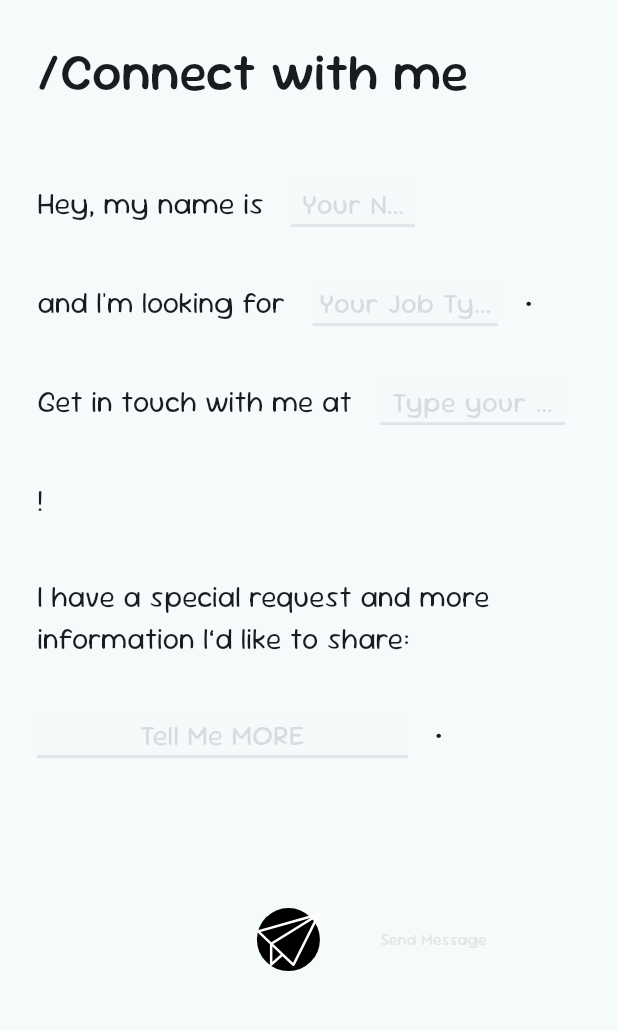
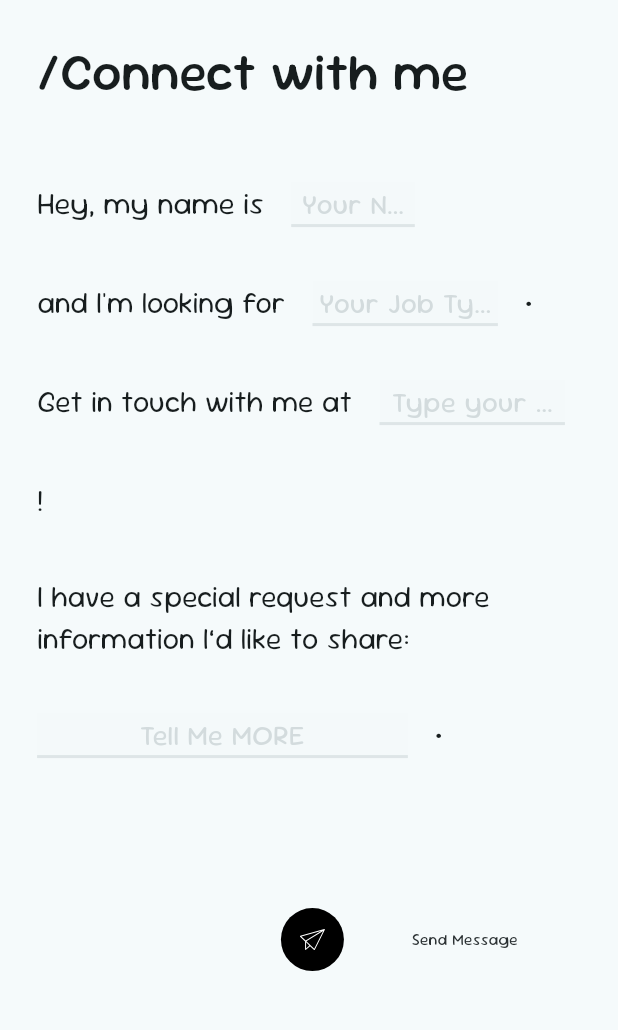
Before and after one commit to himanshu17113/me, a Flutter app: the Contact screen opened directly, on a phone screen of 412 x 824 dp, the part 95-1125 px from its top. Run offline on Flutter 3.47's test engine with Material 3 defaults, Android fonts, the phone set to English and light mode, and no system bars; our stand-ins replace vector_graphics, visibility_detector.

Commit message:
feat: Update animation duration and improve send button layout in Contact page

```diff
--- a/lib/main.dart
+++ b/lib/main.dart
@@ -3,6 +3,7 @@ import 'package:flutter/material.dart';
 import 'package:me/constants.dart';
 import 'package:me/presentaton/contact/contact.dart';
 import 'const.dart';
+import 'presentaton/home/pages/home.dart';
 
 void main() {
   runApp(const App());
@@ -64,13 +65,13 @@ class _AppState extends State<App> {
       ),
       highContrastDarkTheme: ThemeData.from(colorScheme: ColorScheme.highContrastDark(brightness: Brightness.dark), useMaterial3: true),
       highContrastTheme: ThemeData.from(colorScheme: ColorScheme.highContrastLight(brightness: Brightness.light), useMaterial3: true),
-        home: Contact()
-        //  Home(
-        //   useLightMode: useLightMode,
-        //   colorSelected: colorSelected,
-        //   handleBrightnessChange: handleBrightnessChange,
-        //   handleColorSelect: handleColorSelect,
-        // ),
+      home: //Contact()
+          Home(
+        useLightMode: useLightMode,
+        colorSelected: colorSelected,
+        handleBrightnessChange: handleBrightnessChange,
+        handleColorSelect: handleColorSelect,
+      ),
     );
   }
 }
--- a/lib/presentaton/contact/contact.dart
+++ b/lib/presentaton/contact/contact.dart
@@ -45,7 +45,7 @@ class _ContactState extends State<Contact> with TickerProviderStateMixin {
     });
     _animationController = AnimationController(
       vsync: this,
-      duration: Durations.extralong1,
+      duration: Durations.long2,
     );
     animation = CurvedAnimation(parent: _animationController, curve: Curves.easeIn);
     super.initState();
@@ -152,33 +152,46 @@ class _ContactState extends State<Contact> with TickerProviderStateMixin {
                       animation: animation,
                       builder: (BuildContext context, Widget? child) {
                         return SizedBox(
-                          width: 216,
+                          width: 200,
                           height: 42,
                           child: Stack(alignment: Alignment.centerLeft, children: [
                             Container(
                               width: 180 * animation.value + 42,
                               height: 42,
+                              padding: EdgeInsets.symmetric(vertical: 10),
                               decoration: ShapeDecoration(color: Colors.black, shape: StadiumBorder()),
-                              child: SizedBox.square(
-                                dimension: 10,
+                            ),
+                            Row(
+                              children: [
+                                SizedBox(width: 10 * animation.value),
+                                SizedBox(
+                                  height: 14,
+                                  width: 42,
                                   child: VectorGraphic(
-                                  fit: BoxFit.fitWidth,
+                                    fit: BoxFit.fitHeight,
                                     loader: AssetBytesLoader(send),
+                                    alignment: Alignment.center,
                                     colorFilter: ColorFilter.mode(Colors.white, BlendMode.srcIn),
                                   ),
                                 ),
-                            ),
+                                Spacer(),
                                 Padding(
-                              padding: const EdgeInsets.only(left: 82.5),
+                                  padding: const EdgeInsets.only(right: 42),
                                   child: Text(
                                     "Send Message",
                                     style: textStyle(
                                       fontSize: 16,
                                       wght: 400,
                                       fontFamily: "SourGummy",
-                                  color: isHovered ? Theme.of(context).highlightColor : Theme.of(context).splashColor,
+                                      color: Color.lerp(
+                                        theme.colorScheme.inverseSurface,
+                                        theme.colorScheme.onInverseSurface,
+                                        animation.value,
                                       ),
                                     ),
+                                  ),
+                                ),
+                              ],
                             ),
                           ]),
                         );
```
Lines whose indentation alone changed are shown as unchanged.
